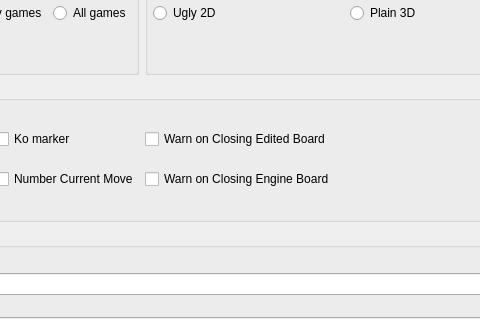
Qt form src/mainwindow.ui (iamsyt/qgo) before a commit; both pictures show x 229 to 709 and y 227 to 547 of the 986 by 658 pixel window.
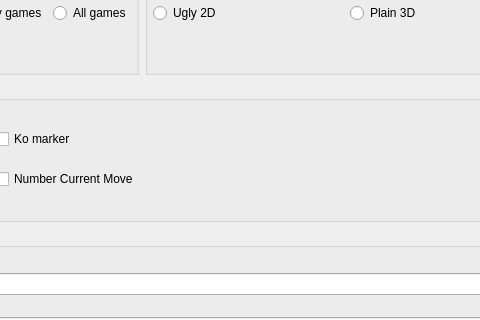
The same form after that commit. The open tabs and pages were chosen to show the change. Icons and pictures are not drawn. Custom widgets are drawn as their Qt base class.

```diff
--- a/src/mainwindow.ui
+++ b/src/mainwindow.ui
@@ -1955,24 +1955,6 @@
                </item>
               </layout>
              </item>
-             <item>
-              <layout class="QVBoxLayout" name="verticalLayout_3">
-               <item>
-                <widget class="QCheckBox" name="warnOnCloseEditedCB">
-                 <property name="text">
-                  <string>Warn on Closing Edited Board</string>
-                 </property>
-                </widget>
-               </item>
-               <item>
-                <widget class="QCheckBox" name="warnOnCloseEngineCB">
-                 <property name="text">
-                  <string>Warn on Closing Engine Board</string>
-                 </property>
-                </widget>
-               </item>
-              </layout>
-             </item>
              <item>
               <spacer>
                <property name="orientation">
```
Left out of the diff: 40 changed lines with no effect on the pictures.
